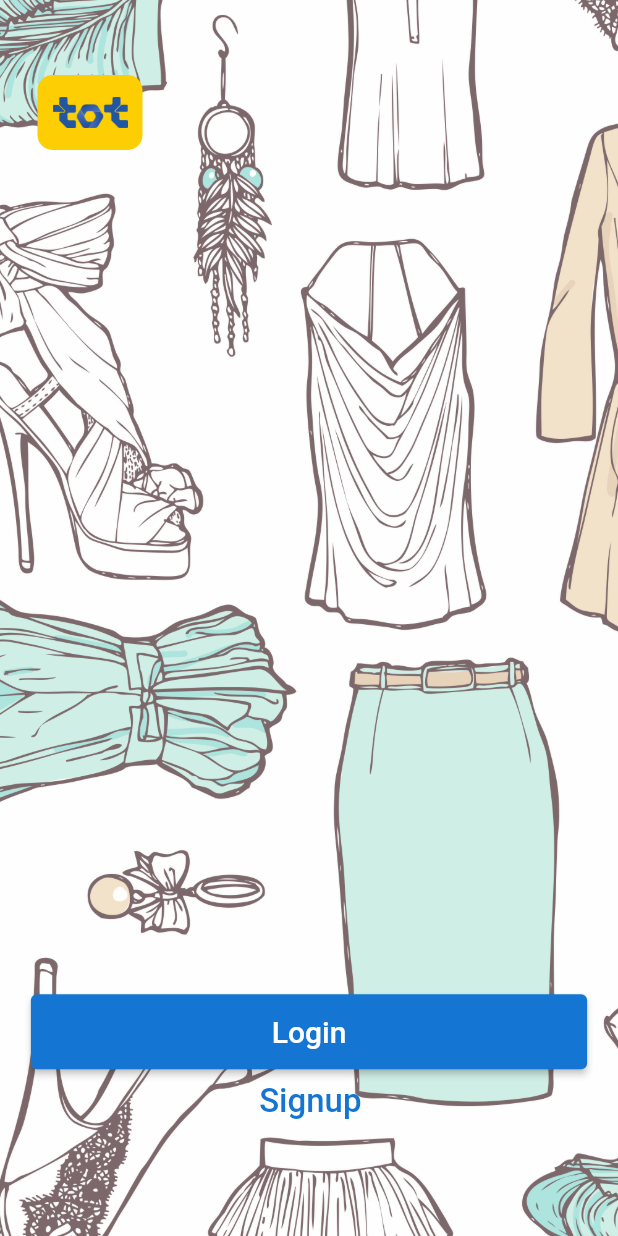
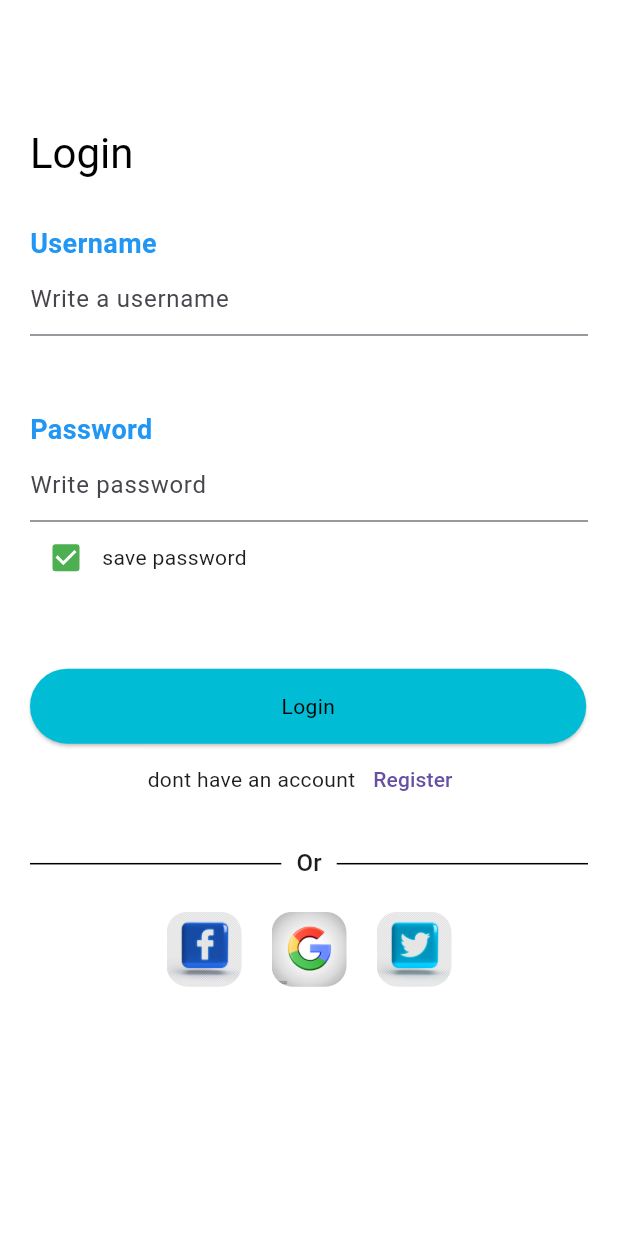
Before and after one commit to Mo1hamedSabry-tot/customer_fashion, a Flutter app: the screen it shows after launch, on a phone screen of 412 x 824 dp. Run offline on Flutter 3.47's test engine with Material 2 defaults, Android fonts, the light colour scheme and no system bars; our stand-ins replace bloc, cached_network_image, carousel_slider, dartz, dio, flutter_advanced_switch and 10 more; missing offline and left inert: tot_atomic_design.

Commit message:
add Auth screen

```diff
--- a/lib/core/custom/custom_text_form.dart
+++ b/lib/core/custom/custom_text_form.dart
@@ -1,14 +1,26 @@
 import 'package:flutter/material.dart';
-import 'package:vendor_foody/core/theme/app_colors.dart';
 
 class CustomTextFieldWithLabel extends StatefulWidget {
   final TextEditingController controller;
   final String title;
+  final String hintText;
   final String? Function(String?)? validatee;
+  final Color lableColor;
+  final Color cursorColor;
+  final Color underlineInputBorderColor;
+  final Color focusedBorderColor;
+  final double lableFontSized;
   const CustomTextFieldWithLabel({
     super.key,
+    this.validatee,
     required this.controller,
-    required this.title, this.validatee,
+    required this.title,
+    this.lableFontSized = 22,
+    this.lableColor = Colors.black,
+    this.cursorColor = Colors.black,
+    this.underlineInputBorderColor = Colors.black,
+    this.focusedBorderColor = Colors.grey,
+    required this.hintText,
   });
 
   @override
@@ -27,25 +39,24 @@ class _CustomTextFieldWithLabelState extends State<CustomTextFieldWithLabel> {
     return Column(
       crossAxisAlignment: CrossAxisAlignment.start,
       children: [
-        Padding(
-          padding: const EdgeInsets.all(8.0),
-          child: Text(
-            widget.title,
-            style: const TextStyle(
-                color: AppColors.blackColor,
-                fontSize: 12,
-                fontWeight: FontWeight.bold),
-          ),
+        Text(
+          widget.title,
+          style: TextStyle(
+              color: widget.lableColor,
+              fontSize: widget.lableFontSized,
+              fontWeight: FontWeight.bold),
         ),
         TextFormField(
           controller: widget.controller,
-          validator:widget.validatee ,
-          cursorColor: AppColors.blackColor,
-          decoration: const InputDecoration(
+          validator: widget.validatee,
+          cursorColor: widget.cursorColor,
+          decoration: InputDecoration(
             border: UnderlineInputBorder(
-                borderSide: BorderSide(color: AppColors.blackColor)),
+              borderSide: BorderSide(color: widget.underlineInputBorderColor),
+            ),
+            hintText: widget.hintText,
             focusedBorder: UnderlineInputBorder(
-                borderSide: BorderSide(color: Colors.grey)),
+                borderSide: BorderSide(color: widget.focusedBorderColor)),
           ),
         ),
       ],
--- /dev/null
+++ b/lib/core/theme/text_style.dart
@@ -0,0 +1,58 @@
+import 'package:flutter/material.dart';
+
+const TextStyle defaultStyle = TextStyle();
+
+extension TextStyles on BuildContext {
+  /// DISPLAY
+
+  TextStyle get displayLarge =>
+      Theme.of(this).textTheme.displayLarge ?? defaultStyle;
+
+  TextStyle get displayMedium =>
+      Theme.of(this).textTheme.displayMedium ?? defaultStyle;
+
+  TextStyle get displaySmall =>
+      Theme.of(this).textTheme.displaySmall ?? defaultStyle;
+
+  /// HEADLINE
+
+  TextStyle get headlineLarge =>
+      Theme.of(this).textTheme.headlineLarge ?? defaultStyle;
+
+  TextStyle get headlineMedium =>
+      Theme.of(this).textTheme.headlineMedium ?? defaultStyle;
+
+  TextStyle get headlineSmall =>
+      Theme.of(this).textTheme.headlineSmall ?? defaultStyle;
+
+  /// TITLE
+
+  TextStyle get titleLarge =>
+      Theme.of(this).textTheme.titleLarge ?? defaultStyle;
+
+  TextStyle get titleMedium =>
+      Theme.of(this).textTheme.titleMedium ?? defaultStyle;
+
+  TextStyle get titleSmall =>
+      Theme.of(this).textTheme.titleSmall ?? defaultStyle;
+
+  /// BODY
+
+  TextStyle get bodyLarge => Theme.of(this).textTheme.bodyLarge ?? defaultStyle;
+
+  TextStyle get bodyMedium =>
+      Theme.of(this).textTheme.bodyMedium ?? defaultStyle;
+
+  TextStyle get bodySmall => Theme.of(this).textTheme.bodySmall ?? defaultStyle;
+
+  /// LABEL
+
+  TextStyle get labelLarge =>
+      Theme.of(this).textTheme.labelLarge ?? defaultStyle;
+
+  TextStyle get labelMedium =>
+      Theme.of(this).textTheme.labelMedium ?? defaultStyle;
+
+  TextStyle get labelSmall =>
+      Theme.of(this).textTheme.labelSmall ?? defaultStyle;
+}
--- a/lib/main_app.dart
+++ b/lib/main_app.dart
@@ -1,8 +1,8 @@
 import 'package:flutter/material.dart';
 import 'package:flutter_bloc/flutter_bloc.dart';
-import 'package:vendor_foody/core/utils/cache_helper.dart';
 import 'package:vendor_foody/view/pages/categry_details/category_details.dart';
 import 'package:vendor_foody/view/pages/layout_screen/layout_screen.dart';
+import 'package:vendor_foody/view/pages/login-register/test_screen.dart';
 import 'package:vendor_foody/view/pages/login/login_screen.dart';
 
 import 'providers.dart';
@@ -16,6 +16,7 @@ class MainApp extends StatelessWidget {
         providers: providers,
         child: MaterialApp(
           theme: ThemeData(
+            useMaterial3: true,
             scaffoldBackgroundColor: const Color(0xFFF8F8F8),
           ),
           debugShowCheckedModeBanner: false,
@@ -26,11 +27,13 @@ class MainApp extends StatelessWidget {
             LayoutScreen.routeName: (context) => const LayoutScreen(),
             LoginScreen.routeName: (context) => const LoginScreen(),
             CategoryDetails.routeName: (context) => const CategoryDetails(),
+            TestScreen.routeName: (context) => const TestScreen(),
           },
-        initialRoute: CacheHelper.get('access_token') != null
-            ? LayoutScreen.routeName
-            : LoginScreen.routeName,
-      ),
-    );
+          initialRoute: TestScreen.routeName,
+          //    CacheHelper.get('access_token') != null
+          //       ? LayoutScreen.routeName
+          //       : LoginScreen.routeName,
+          // ),
+        ));
   }
 }
--- a/lib/view/pages/categry_details/category_details.dart
+++ b/lib/view/pages/categry_details/category_details.dart
@@ -287,6 +287,7 @@ class _FoodBottomSheetState extends State<_FoodBottomSheet> {
                           height: 20,
                         ),
                         CustomTextFieldWithLabel(
+                          hintText: 'Write Title',
                           validatee: (v) {
                             if (v!.isEmpty) {
                               return 'Title is required';
@@ -300,9 +301,10 @@ class _FoodBottomSheetState extends State<_FoodBottomSheet> {
                           height: 20,
                         ),
                         CustomTextFieldWithLabel(
+                          hintText: 'code',
                           validatee: (v) {
                             if (v!.isEmpty) {
-                              return 'Title is required';
+                              return 'Title is code';
                             }
                             return null;
                           },
--- a/lib/view/pages/home/home_screen.dart
+++ b/lib/view/pages/home/home_screen.dart
@@ -41,7 +41,10 @@ class HomeScreen extends StatelessWidget {
                       orElse: () {},
                       tokenExpair: () {
                         Navigator.pushNamedAndRemoveUntil(
-                            context, LoginScreen.routeName,(route) => false,);
+                          context,
+                          LoginScreen.routeName,
+                          (route) => false,
+                        );
                         mySharedPreferences.remove('access_token');
                       },
                       loadSuccess: (catalog) {
--- a/lib/view/pages/layout_screen/layout_screen.dart
+++ b/lib/view/pages/layout_screen/layout_screen.dart
@@ -66,7 +66,8 @@ class _LayoutScreenState extends State<LayoutScreen> {
               child: SizedBox(
                 width: 40,
                 height: 45,
-                  child: Image.asset('assets/image/too_logo.png')),
+                child: Image.asset('assets/image/too_logo.png'),
+              ),
             ),
           ),
 
@@ -211,6 +212,8 @@ class _LayoutScreenState extends State<LayoutScreen> {
             ), // Set the outline width
           ),
         ),
+        child: Positioned(
+          top: 0,
           child: BottomNavigationBar(
               elevation: 3,
               currentIndex: curIndex,
@@ -246,6 +249,7 @@ class _LayoutScreenState extends State<LayoutScreen> {
                     label: 'Profile'),
               ]),
         ),
+      ),
     );
   }
 }
--- a/lib/view/pages/layout_screen/widget/custom_switch.dart
+++ b/lib/view/pages/layout_screen/widget/custom_switch.dart
@@ -1,6 +1,6 @@
 import 'package:flutter/material.dart';
 
-class CustomColorSwitch extends StatefulWidget {
+class CustomColorSwitch extends StatelessWidget {
   final bool value;
   final ValueChanged<bool> onChanged;
   final Color activeColor;
@@ -15,17 +15,12 @@ class CustomColorSwitch extends StatefulWidget {
   });
 
   @override
-  _CustomColorSwitchState createState() => _CustomColorSwitchState();
-}
-
-class _CustomColorSwitchState extends State<CustomColorSwitch> {
-  @override
   Widget build(BuildContext context) {
     return Switch(
-      value: widget.value,
-      onChanged: widget.onChanged,
-      activeColor: widget.activeColor,
-      inactiveTrackColor: widget.inactiveColor,
+      value: value,
+      onChanged: onChanged,
+      activeColor: activeColor,
+      inactiveTrackColor: inactiveColor,
     );
   }
 }
--- /dev/null
+++ b/lib/view/pages/login-register/auth_page.dart
@@ -0,0 +1,284 @@
+import 'package:flutter/material.dart';
+import 'package:vendor_foody/core/custom/custom_text_form.dart';
+import 'package:vendor_foody/core/theme/text_style.dart';
+
+//ignore: must_be_immutable
+class AuthScreen extends StatefulWidget {
+  static const String routeName = "authScreen";
+  final Color lableColor;
+  final Color cursorColor;
+  final Color underlineInputBorderColor;
+  final Color focusedBorderColor;
+  final Color checkBoxActiveColor;
+  final Color textColor;
+  final Color titleColor;
+  final Color appBarColor;
+  final Color scafoldColor;
+  final Color elevatedButtonBackgroundColor;
+  final VoidCallback onPressedElevatedButton;
+  final VoidCallback? logInWithFacebookOnPressed;
+  final VoidCallback? logInWithGoogleOnPressed;
+  final VoidCallback? logInWithTwitterOnPressed;
+  final String? Function(String?)? validateUserName;
+  final String? Function(String?)? validatePassword;
+  final double lableFontSize;
+  bool savePassword;
+  final bool loginWithTwitter;
+  final bool loginWithFacebook;
+  final bool loginWithGoogle;
+
+  AuthScreen({
+    super.key,
+    required this.lableColor,
+    required this.cursorColor,
+    required this.underlineInputBorderColor,
+    required this.focusedBorderColor,
+    required this.lableFontSize,
+    this.checkBoxActiveColor = Colors.black,
+    required this.savePassword,
+    this.textColor = Colors.white,
+    this.appBarColor = Colors.white,
+    this.scafoldColor = Colors.white,
+    this.titleColor = Colors.black,
+    this.elevatedButtonBackgroundColor = Colors.black,
+    required this.onPressedElevatedButton,
+    this.loginWithFacebook = false,
+    this.loginWithGoogle = false,
+    this.loginWithTwitter = false,
+    this.logInWithFacebookOnPressed,
+    this.logInWithGoogleOnPressed,
+    this.logInWithTwitterOnPressed,
+    required this.validateUserName,
+    required this.validatePassword,
+  });
+
+  @override
+  State<AuthScreen> createState() => _AuthScreenState();
+}
+
+class _AuthScreenState extends State<AuthScreen> {
+  late TextEditingController userNameController;
+  late TextEditingController passwordController;
+  final GlobalKey<FormState> formKey = GlobalKey();
+  @override
+  void initState() {
+    super.initState();
+
+    userNameController = TextEditingController();
+    passwordController = TextEditingController();
+  }
+
+  @override
+  void dispose() {
+    userNameController.dispose();
+    passwordController.dispose();
+    super.dispose();
+  }
+
+  @override
+  Widget build(BuildContext context) {
+    final showDivider = widget.loginWithFacebook == true ||
+        widget.loginWithGoogle == true ||
+        widget.loginWithTwitter == true;
+
+    return Scaffold(
+      backgroundColor: widget.scafoldColor,
+      // appBar: AppBar(
+      //   backgroundColor: widget.appBarColor,
+      //   elevation: 0,
+      //   title: Image.asset(
+      //     'assets/image/too_logo.png',
+      //     width: 70,
+      //     height: 50,
+      //   ),
+      //   centerTitle: true,
+      // ),
+      body: SafeArea(
+        child: SingleChildScrollView(
+          padding: const EdgeInsets.symmetric(horizontal: 20),
+          child: Form(
+            key: formKey,
+            child: SizedBox(
+              height: MediaQuery.sizeOf(context).height * 0.9,
+              child: Column(
+                mainAxisAlignment: MainAxisAlignment.center,
+                crossAxisAlignment: CrossAxisAlignment.start,
+                children: [
+                  Text(
+                    'Login',
+                    style: context.headlineMedium.copyWith(
+                      color: widget.titleColor,
+                    ),
+                  ),
+                  const SizedBox(
+                    height: 30,
+                  ),
+                  CustomTextFieldWithLabel(
+                    validatee: widget.validateUserName,
+                    controller: userNameController,
+                    title: 'Username',
+                    hintText: 'Write a username',
+                    lableFontSized: 18,
+                    lableColor: widget.lableColor,
+                    focusedBorderColor: widget.focusedBorderColor,
+                  ),
+                  const SizedBox(
+                    height: 50,
+                  ),
+                  CustomTextFieldWithLabel(
+                    validatee: widget.validatePassword,
+                    controller: passwordController,
+                    title: 'Password',
+                    lableFontSized: 18,
+                    lableColor: widget.lableColor,
+                    focusedBorderColor: widget.focusedBorderColor,
+                    hintText: 'Write password',
+                  ),
+                  Row(
+                    children: [
+                      Checkbox(
+                        value: widget.savePassword,
+                        activeColor: widget.checkBoxActiveColor,
+                        onChanged: (v) {
+                          widget.savePassword = v!;
+                        }
+                        //  widget.onChangeCheckbox
+                        ,
+                      ),
+                      const Text('save password')
+                    ],
+                  ),
+                  const SizedBox(
+                    height: 50,
+                  ),
+                  ElevatedButton(
+                    onPressed: _onPressed,
+                    style: ElevatedButton.styleFrom(
+                      backgroundColor: widget.elevatedButtonBackgroundColor,
+                      fixedSize: Size(
+                        MediaQuery.sizeOf(context).width * 0.9,
+                        50,
+                      ),
+                      // Set the background color here
+                    ),
+                    child: Text(
+                      'Login',
+                      style:
+                          context.bodyMedium.copyWith(color: widget.textColor),
+                    ),
+                  ),
+                  Row(
+                    mainAxisAlignment: MainAxisAlignment.center,
+                    children: [
+                      const Text('dont have an account'),
+                      TextButton(
+                        child: const Text('Register'),
+                        onPressed: () {},
+                      ),
+                    ],
+                  ),
+                  const SizedBox(
+                    height: 20,
+                  ),
+                  if (showDivider)
+                    Center(
+                      child: Row(
+                        children: [
+                          const Expanded(
+                            child: Divider(
+                              color: Colors.black,
+                            ),
+                          ),
+                          Padding(
+                            padding: const EdgeInsets.symmetric(horizontal: 10),
+                            child: Text(
+                              'Or',
+                              style: context.titleMedium,
+                            ),
+                          ),
+                          const Expanded(
+                            child: Divider(
+                              color: Colors.black,
+                            ),
+                          ),
+                        ],
+                      ),
+                    ),
+                  const SizedBox(
+                    height: 20,
+                  ),
+                  Row(
+                    mainAxisAlignment: MainAxisAlignment.center,
+                    children: [
+                      widget.loginWithFacebook
+                          ? GestureDetector(
+                              onTap: widget.logInWithFacebookOnPressed ?? () {},
+                              child: ClipRRect(
+                                borderRadius: const BorderRadius.all(
+                                  Radius.circular(14),
+                                ),
+                                child: Image.asset(
+                                  "assets/logo/Facebook_Logo.jpg",
+                                  fit: BoxFit.cover,
+                                  width: 50,
+                                  height: 50,
+                                ),
+                              ),
+                            )
+                          : const SizedBox(),
+                      if (widget.loginWithFacebook)
+                        const SizedBox(
+                          width: 20,
+                        ),
+                      widget.loginWithGoogle
+                          ? GestureDetector(
+                              onTap: widget.logInWithGoogleOnPressed,
+                              child: ClipRRect(
+                                borderRadius: const BorderRadius.all(
+                                  Radius.circular(14),
+                                ),
+                                child: Image.asset(
+                                  "assets/logo/google.jpg",
+                                  fit: BoxFit.cover,
+                                  width: 50,
+                                  height: 50,
+                                ),
+                              ),
+                            )
+                          : const SizedBox(),
+                      if (widget.loginWithGoogle)
+                        const SizedBox(
+                          width: 20,
+                        ),
+                      if (widget.loginWithTwitter)
+                        GestureDetector(
+                          onTap: widget.logInWithTwitterOnPressed,
+                          child: ClipRRect(
+                            borderRadius: const BorderRadius.all(
+                              Radius.circular(14),
+                            ),
+                            child: Image.asset(
+                              "assets/logo/Twitter.jpg",
+                              fit: BoxFit.cover,
+                              width: 50,
+                              height: 50,
+                            ),
+                          ),
+                        ),
+                    ],
+                  )
+                ],
+              ),
+            ),
+          ),
+        ),
+      ),
+    );
+  }
+
+  void _onPressed() {
+    if (formKey.currentState!.validate()) {
+      widget.onPressedElevatedButton;
+    }
+  }
+}
--- /dev/null
+++ b/lib/view/pages/login-register/test_screen.dart
@@ -0,0 +1,49 @@
+import 'package:flutter/material.dart';
+import 'package:vendor_foody/view/pages/login-register/auth_page.dart';
+
+class TestScreen extends StatefulWidget {
+  static const String routeName = 'trstdyhs';
+
+  const TestScreen({super.key});
+
+  @override
+  State<TestScreen> createState() => _TestScreenState();
+}
+
+class _TestScreenState extends State<TestScreen> {
+  bool savedPassword = false;
+
+  @override
+  Widget build(BuildContext context) {
+    return AuthScreen(
+      cursorColor: Colors.blue,
+      focusedBorderColor: Colors.blue,
+      lableColor: Colors.blue,
+      lableFontSize: 40,
+      underlineInputBorderColor: Colors.deepOrange,
+      savePassword: true,
+      checkBoxActiveColor: Colors.green,
+      elevatedButtonBackgroundColor: Colors.cyan,
+      textColor: Colors.black,
+      loginWithFacebook: true,
+      loginWithGoogle: true,
+      loginWithTwitter: true,
+      validatePassword: (v) {
+        if (v!.isEmpty) {
+          return 'Please enter password';
+        }
+        return null;
+      },
+      validateUserName: (v) {
+        if (v!.isEmpty) {
+          return 'Please enter username';
+        }
+        return null;
+      },
+      onPressedElevatedButton: () {},
+      logInWithGoogleOnPressed: () {},
+      logInWithTwitterOnPressed: () {},
+      logInWithFacebookOnPressed: () {},
+    );
+  }
+}
--- a/lib/view/pages/login/login_screen.dart
+++ b/lib/view/pages/login/login_screen.dart
@@ -181,6 +181,7 @@ class _LogInBtmSheetState extends State<_LogInBtmSheet> {
                         ],
                       ),
                       CustomTextFieldWithLabel(
+                        hintText: 'Login',
                         controller: userNameController,
                         title: 'User Name',
                         validatee: (v) {
--- a/pubspec.yaml
+++ b/pubspec.yaml
@@ -105,6 +105,7 @@ flutter:
   assets:
     - assets/svg/
     - assets/image/
+    - assets/logo/
     - assets/lottie/
     - assets/shop/
     - assets/shop/img/products/banners/
```
Also changed, not shown: assets/logo/Facebook_Logo.jpg (added), assets/logo/Twitter.jpg (added), assets/logo/google.jpg (added). Lines whose indentation alone changed are shown as unchanged.
